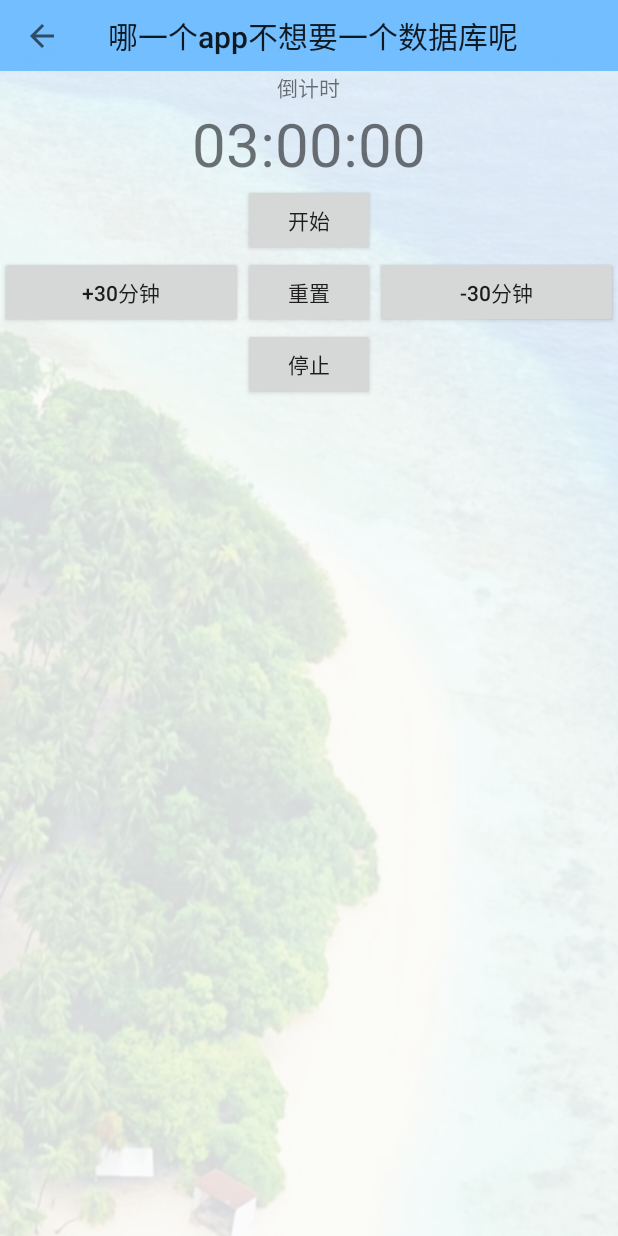
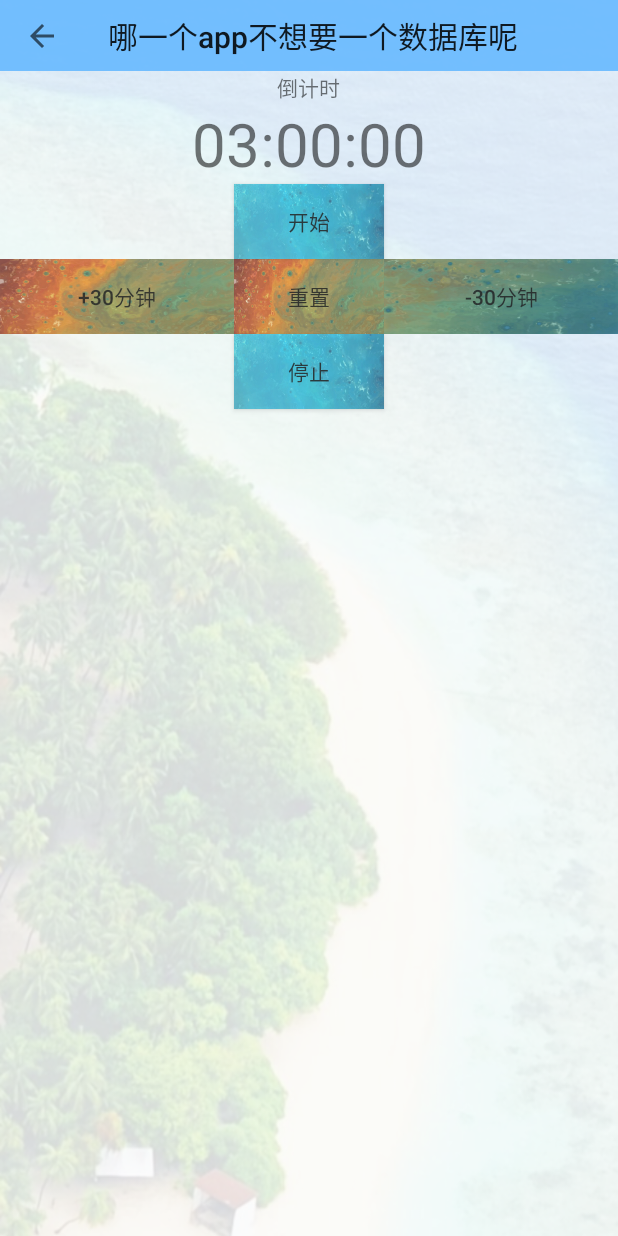
Before and after one commit to shadowxiehao/android_homework, an Android app: the Work7Activity screen opened directly, with no data from a screen before it, on a phone screen of 412 x 824 dp. Run offline under Robolectric (Android 15) with nearby library versions, the phone set to English and light mode, and no system bars.

Commit message:
对第7次作业计时功能进行一定调整优化

```diff
--- a/app/src/main/java/com/example/myapplication/Work7Activity.java
+++ b/app/src/main/java/com/example/myapplication/Work7Activity.java
@@ -110,6 +110,7 @@ public class Work7Activity extends AppCompatActivity {
     public void add30(View view){
         Log.d("按钮点击","add30");
         TIME+=30*60*1000;
+        changeTime();
     }
     public void reset(View view){
         Log.d("按钮点击","reset");
@@ -118,6 +119,7 @@ public class Work7Activity extends AppCompatActivity {
         intent.putExtra("method","pause");
         super.sendBroadcast(intent);
         TIME=3*60*60*1000;
+        changeTime();
     }
     public void minus30(View view){
         Log.d("按钮点击","minus30");
@@ -130,5 +132,6 @@ public class Work7Activity extends AppCompatActivity {
             TIME = 3 * 60 * 60 * 1000;
             super.sendBroadcast(intent);
         }
+        changeTime();
     }
 }
--- a/app/src/main/res/layout/work7.xml
+++ b/app/src/main/res/layout/work7.xml
@@ -46,41 +46,52 @@
 
         <Button
             android:id="@+id/btStart"
-            android:layout_width="wrap_content"
-            android:layout_height="wrap_content"
+            android:layout_width="100sp"
+            android:layout_height="50sp"
             android:layout_gravity="center"
+            android:alpha="0.8"
+            android:background="@drawable/lightblue1"
             android:onClick="restart"
             android:text="开始" />
 
         <LinearLayout
             android:layout_width="match_parent"
             android:layout_height="match_parent"
+            android:layout_gravity="center"
+            android:foregroundGravity="center"
             android:gravity="center"
             android:orientation="horizontal">
 
             <Button
                 android:id="@+id/btAdd30"
-                android:layout_width="wrap_content"
-                android:layout_height="wrap_content"
+                android:layout_width="75sp"
+                android:layout_height="50sp"
                 android:layout_gravity="center"
                 android:layout_weight="1"
+                android:alpha="0.8"
+                android:background="@drawable/orangecyan1"
+                android:gravity="center"
                 android:onClick="add30"
                 android:text="+30分钟" />
 
             <Button
                 android:id="@+id/btReset"
-                android:layout_width="wrap_content"
-                android:layout_height="wrap_content"
+                android:layout_width="100sp"
+                android:layout_height="50sp"
                 android:layout_gravity="center"
+                android:alpha="0.8"
+                android:background="@drawable/orangecyan1"
                 android:onClick="reset"
                 android:text="重置" />
 
             <Button
                 android:id="@+id/btMinus30"
-                android:layout_width="wrap_content"
-                android:layout_height="wrap_content"
+                android:layout_width="75sp"
+                android:layout_height="50sp"
                 android:layout_gravity="center"
                 android:layout_weight="1"
+                android:alpha="0.8"
+                android:background="@drawable/orangecyan2"
                 android:onClick="minus30"
                 android:text="-30分钟" />
 
@@ -88,9 +99,11 @@
 
         <Button
             android:id="@+id/btStop"
-            android:layout_width="wrap_content"
-            android:layout_height="wrap_content"
+            android:layout_width="100sp"
+            android:layout_height="50sp"
             android:layout_gravity="center"
+            android:alpha="0.8"
+            android:background="@drawable/lightblue1"
             android:onClick="pause"
             android:text="停止" />
 
```
Also changed, not shown: app/src/main/res/drawable/deeporange1.png (added), app/src/main/res/drawable/lightblue1.png (added), app/src/main/res/drawable/orangecyan1.png (added), app/src/main/res/drawable/orangecyan2.png (added).
